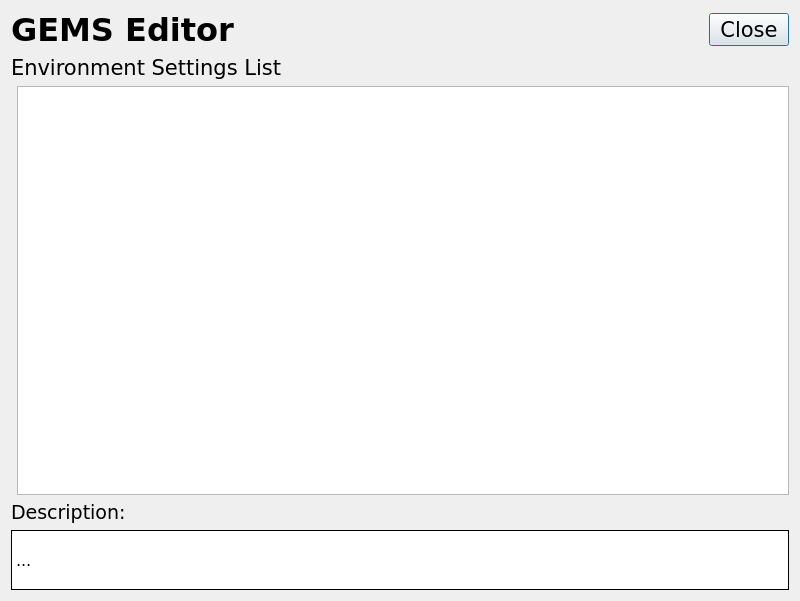
travisseymour/GEMSedit, file gemsedit/gui/settings_dlg.ui: the form before one commit.
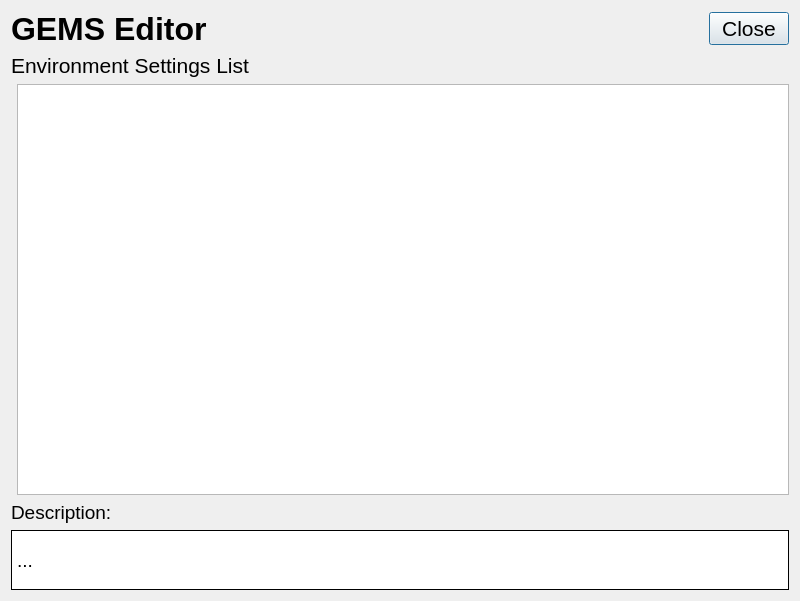
The form after the commit. Icons and pictures are not drawn.

What changed in the file:
```diff
--- a/gemsedit/gui/settings_dlg.ui
+++ b/gemsedit/gui/settings_dlg.ui
@@ -21,7 +21,7 @@
   </property>
   <property name="font">
    <font>
-    <family>Verdana</family>
+    <family>Arial</family>
    </font>
   </property>
   <property name="windowTitle">
@@ -37,7 +37,7 @@
       <widget class="QLabel" name="Label9">
        <property name="font">
         <font>
-         <family>Verdana</family>
+         <family>Arial</family>
          <pointsize>14</pointsize>
          <italic>false</italic>
         </font>
@@ -60,8 +60,8 @@
        </property>
        <property name="font">
         <font>
-         <family>Verdana</family>
-         <pointsize>12</pointsize>
+         <family>Arial</family>
+         <pointsize>14</pointsize>
          <italic>false</italic>
          <bold>false</bold>
         </font>
@@ -87,8 +87,8 @@
       <widget class="QTableView" name="settings_tableView">
        <property name="font">
         <font>
-         <family>Verdana</family>
-         <pointsize>12</pointsize>
+         <family>Arial</family>
+         <pointsize>14</pointsize>
         </font>
        </property>
        <property name="editTriggers">
@@ -125,7 +125,7 @@
           <widget class="QLabel" name="label_5">
            <property name="font">
             <font>
-             <family>Verdana</family>
+             <family>Arial</family>
              <pointsize>24</pointsize>
              <bold>true</bold>
             </font>
@@ -186,7 +186,7 @@
         <widget class="QPushButton" name="applyButton">
          <property name="font">
           <font>
-           <family>Verdana</family>
+           <family>Arial</family>
            <pointsize>16</pointsize>
            <italic>false</italic>
           </font>
@@ -202,7 +202,7 @@
       <widget class="QLabel" name="label_2">
        <property name="font">
         <font>
-         <family>Verdana</family>
+         <family>Arial</family>
          <pointsize>16</pointsize>
          <italic>false</italic>
         </font>
```
